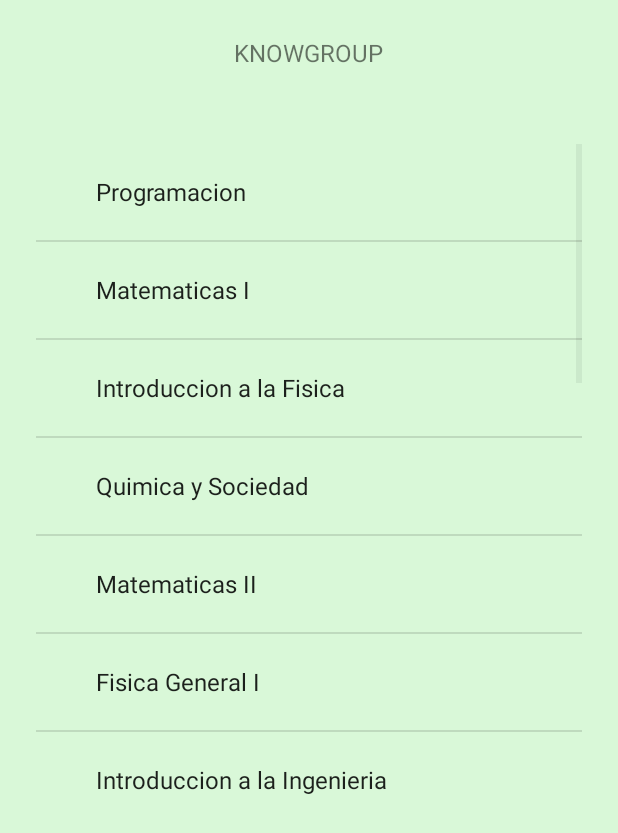
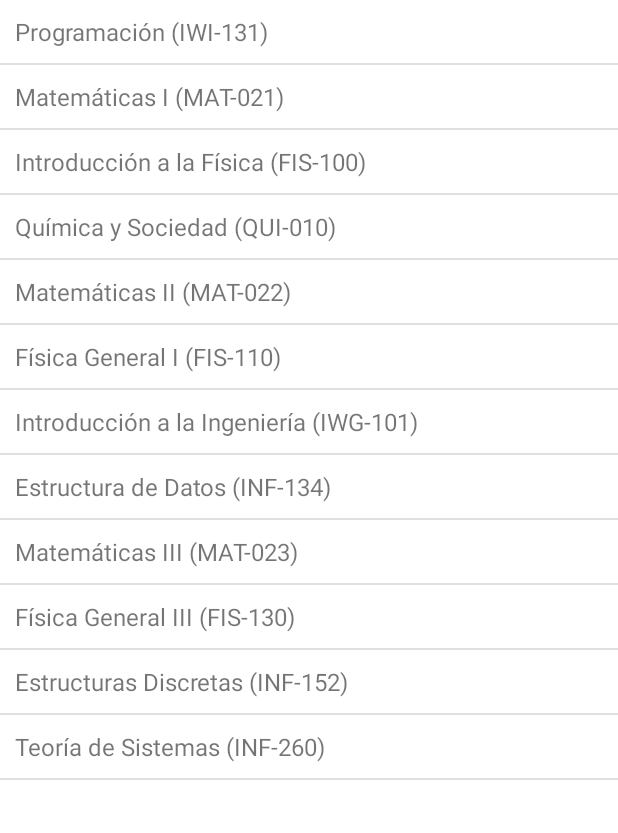
Before and after one commit to Rosi2/knowgroup, an Android app: the ListaRamos screen opened directly, with no data from a screen before it, on a phone screen of 412 x 824 dp. Shown: the top 833 px of the screen. Run offline under Robolectric (Android 15) with nearby library versions, the phone set to English and light mode, and no system bars.

Commit message:
casi final

```diff
--- a/app/src/main/java/com/example/hphp/knowgroup/ListaRamos.java
+++ b/app/src/main/java/com/example/hphp/knowgroup/ListaRamos.java
@@ -1,38 +1,63 @@
 package com.example.hphp.knowgroup;
 
+import android.app.ListActivity;
 import android.content.Intent;
-import android.support.v7.app.AppCompatActivity;
 import android.os.Bundle;
 import android.view.View;
 import android.widget.AdapterView;
+import android.widget.AdapterView.OnItemClickListener;
 import android.widget.ArrayAdapter;
 import android.widget.ListView;
+import android.widget.TextView;
 import android.widget.Toast;
 
-public class ListaRamos extends AppCompatActivity {
+public class ListaRamos extends ListActivity {
+    public static String pais;
+    @Override
+    public void onCreate(Bundle savedInstanceState) {
+        super.onCreate(savedInstanceState);
 
-    ListView listView;
+        // Generamos un arreglo de Strings a partir de el string-array declarado
+        // en strings.xml
+        String[] countries = getResources().getStringArray(R.array.countries_array);
 
-    // Un placeholder, se deberia obtener de la base de datos:
-    String[] siglaCursos = new String[] {"Programacion", "Matematicas I", "Introduccion a la Fisica", "Quimica y Sociedad", "Matematicas II", "Fisica General I"
-    ,"Introduccion a la Ingenieria", "Estructura de Datos", "Matematicas III", "Fisica General III", "Estructuras Discretas"
-    ,"Teoria de Sistemas", "Lenguajes de Programacion", "Matematicas IV", "Fisica General II", "Informatica Teorica"};
+        // Adaptador que contendr� el dise�o de cada elemento de la lista y el arreglo
+        // con los nombres de los pa�ses
+        ArrayAdapter<String> adaptador = new ArrayAdapter<String>(this, R.layout.activity_lista_ramos,
+                countries);
 
-    @Override
-    protected void onCreate(Bundle savedInstanceState) {
-        super.onCreate(savedInstanceState);
-        setContentView(R.layout.activity_lista_ramos);
+        // Cargamos el adaptador para que se muestre la lista
+        setListAdapter(adaptador);
 
-        listView = (ListView) findViewById(R.id.lista);
+        // Relacionamos la lista de mi actividad con un objeto de tipo ListView
+        ListView lv = getListView();
 
-        ArrayAdapter<String> adapSiglaCursos = new ArrayAdapter<String>(this, android.R.layout.simple_expandable_list_item_1, siglaCursos);
+        // Habilitamos el filtrado de texto de la lista
+        lv.setTextFilterEnabled(true);
 
-        listView.setAdapter(adapSiglaCursos);
+        // Creamos un escuchador que est� pendiente cuando el usuario
+        // hace click en un item de la lista
+        OnItemClickListener escuchador = new OnItemClickListener() {
+
+            // Método que se ejecuta cuando se hace click en un item
+            @Override
+            public void onItemClick(AdapterView<?> arg0, View view, int pos, long id) {
+
+                TextView tv = (TextView) view;
+                pais = tv.getText().toString();
+
+                // Creamos una burbuja emergente que despliega el país elegido
+                // por un tiempo largo
+                Toast.makeText(ListaRamos.this, "Usted elegió " + pais,
+                        Toast.LENGTH_LONG).show();
+                Intent myintent = new Intent(getApplicationContext(),panel.class);
+                startActivity(myintent);
+            }
+
+        };
+
+        // Le asignamos un escuchador al ListView
+        lv.setOnItemClickListener(escuchador);
     }
 
-
-    public void onClick(View view) {
-        Intent intencion = new Intent(getApplication(), WellcomeActivity.class);
-        startActivity(intencion);
-    }
 }
--- a/app/src/main/java/com/example/hphp/knowgroup/MainActivity.java
+++ b/app/src/main/java/com/example/hphp/knowgroup/MainActivity.java
@@ -142,7 +142,7 @@ public class MainActivity extends AppCompatActivity implements View.OnClickListe
                             int pos = email.indexOf("@");
                             String user = email.substring(0, pos);
                             Toast.makeText(MainActivity.this, "Bienvenido: " + TextEmail.getText(), Toast.LENGTH_LONG).show();
-                            Intent intencion = new Intent(getApplication(), WellcomeActivity.class);
+                            Intent intencion = new Intent(getApplication(), ListaRamos.class);
                             intencion.putExtra(WellcomeActivity.user, user);
                             startActivity(intencion);
 
--- a/app/src/main/java/com/example/hphp/knowgroup/panel.java
+++ b/app/src/main/java/com/example/hphp/knowgroup/panel.java
@@ -25,7 +25,7 @@ public class panel extends AppCompatActivity {
         databaseReference= FirebaseDatabase.getInstance().getReference();
         txtUser =(TextView)findViewById(R.id.textser);
         String user = getIntent().getStringExtra("names");
-        txtUser.setText("Bienvenido a "+ WellcomeActivity.seleccionado1);
+        txtUser.setText(ListaRamos.pais);
 
         boton1.setOnClickListener(new View.OnClickListener() {
             @Override
@@ -39,5 +39,7 @@ public class panel extends AppCompatActivity {
 
             }
         });
+
+
     }
 }
--- a/app/src/main/res/layout/activity_lista_ramos.xml
+++ b/app/src/main/res/layout/activity_lista_ramos.xml
@@ -1,37 +1,7 @@
 <?xml version="1.0" encoding="utf-8"?>
-
-<android.support.constraint.ConstraintLayout xmlns:android="http://schemas.android.com/apk/res/android"
-    xmlns:app="http://schemas.android.com/apk/res-auto"
-    xmlns:tools="http://schemas.android.com/tools"
+<TextView xmlns:android="http://schemas.android.com/apk/res/android"
     android:layout_width="match_parent"
     android:layout_height="match_parent"
-    android:background="@mipmap/verde_foreground"
-    tools:context=".ListaRamos">
-
-    <LinearLayout
-        android:layout_width="match_parent"
-        android:layout_height="match_parent"
-        android:clipChildren="false"
-        android:clipToPadding="false"
-        android:orientation="vertical"
-        android:padding="24dp"
-        android:paddingTop="16dp">
-
-        <TextView
-            android:layout_width="wrap_content"
-            android:layout_height="wrap_content"
-            android:layout_gravity="center_horizontal"
-            android:layout_marginBottom="50dp"
-            android:text="@string/app_name"
-            android:textAllCaps="true"
-            android:textSize="16sp" />
-
-        <ListView
-            android:id="@+id/lista"
-            android:layout_width="match_parent"
-            android:layout_height="408dp">
-
-        </ListView>
-
-    </LinearLayout>
-</android.support.constraint.ConstraintLayout>
+    android:padding="10dp"
+    android:textSize="16sp" >
+</TextView>
--- a/app/src/main/res/values/strings.xml
+++ b/app/src/main/res/values/strings.xml
@@ -7,4 +7,19 @@
     <string name="title_activity_prueba">prueba</string>
     <string name="nombre">Nombre Grupo</string>
     <string name="lugar">Lugar de Estudio</string>
+
+    <string-array name="countries_array">
+        <item>Programación (IWI-131)</item>
+        <item>Matemáticas I (MAT-021)</item>
+        <item>Introducción a la Física (FIS-100)</item>
+        <item>Química y Sociedad (QUI-010)</item>
+        <item>Matemáticas II (MAT-022)</item>
+        <item>Física General I (FIS-110)</item>
+        <item>Introducción a la Ingeniería (IWG-101)</item>
+        <item>Estructura de Datos (INF-134)</item>
+        <item>Matemáticas III (MAT-023)</item>
+        <item>Física General III (FIS-130)</item>
+        <item>Estructuras Discretas (INF-152)</item>
+        <item>Teoría de Sistemas (INF-260)</item>
+    </string-array>
 </resources>
```
Also changed, not shown: app/src/main/java/com/example/hphp/knowgroup/WellcomeActivity.java (+4 -4 lines), app/src/main/java/com/example/hphp/knowgroup/grupos.java (+3 -8 lines), app/src/main/java/com/example/hphp/knowgroup/nuevo.java (+6 -3 lines), app/src/main/res/layout/activity_panel.xml (+6 -6 lines).
